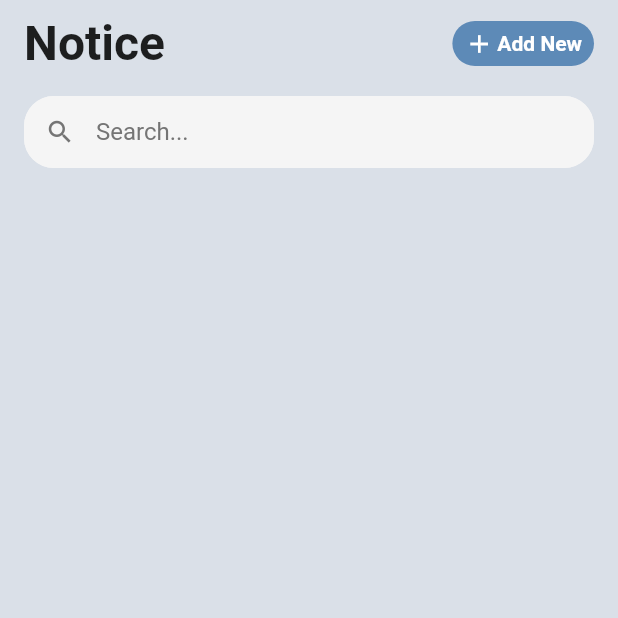
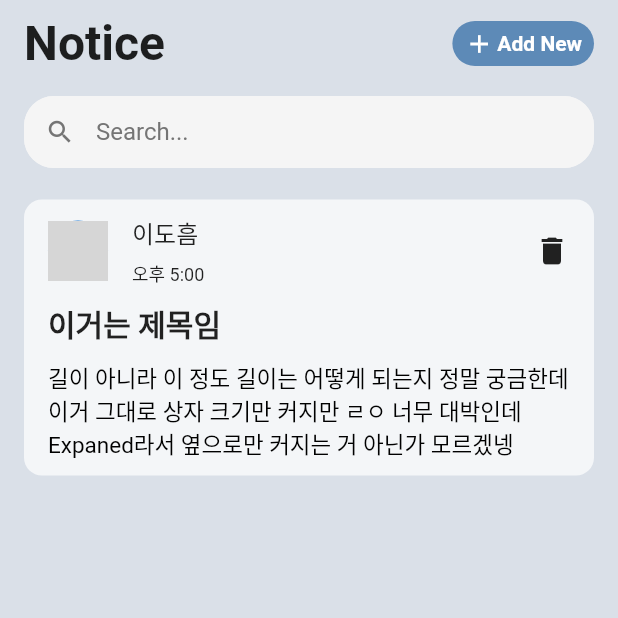
Before and after one commit to j0714/project_with_flutter, a Flutter app: the NoticePage screen opened directly, on a phone screen of 412 x 824 dp, the top half of it. Run offline on Flutter 3.47's test engine with Material 2 defaults, Android fonts, the phone set to English and light mode, and no system bars; our stand-ins replace firebase_core; accounts and stored records are empty; network calls fail; grey boxes are pictures that could not be loaded.

Commit message:
notice model

```diff
--- a/lib/model/addNotice.dart
+++ b/lib/model/addNotice.dart
@@ -1,4 +1,5 @@
 import 'package:flutter/material.dart';
+import 'package:ui_1/color/shareColor.dart';
 
 class AddNotice extends StatefulWidget {
   const AddNotice({Key? key}) : super(key: key);
@@ -18,7 +19,7 @@ class _AddNoticeState extends State<AddNotice> {
         appBar: AppBar(
           elevation: 0,
           automaticallyImplyLeading: false,
-          backgroundColor: Colors.amber,
+          backgroundColor: ColorSet.appBarColor,
           flexibleSpace: SafeArea(
             child: Container(
               padding: EdgeInsets.only(right: 16),
@@ -30,7 +31,7 @@ class _AddNoticeState extends State<AddNotice> {
                     },
                     icon: Icon(
                       Icons.arrow_back,
-                      color: Colors.black,
+                      color: Colors.white,
                     ),
                   ),
                   Expanded(
@@ -43,6 +44,7 @@ class _AddNoticeState extends State<AddNotice> {
                           style: TextStyle(
                             fontSize: 20,
                             fontWeight: FontWeight.bold,
+                            color: Colors.white,
                           ),
                         ),
                       ],
@@ -53,14 +55,18 @@ class _AddNoticeState extends State<AddNotice> {
             ),
           ),
         ),
-        body: Padding(
+        body: Scaffold(
+          backgroundColor: ColorSet.pageBackgroundColor,
+        body : Padding(
           padding: EdgeInsets.symmetric(vertical: 8, horizontal: 16),
           child: SingleChildScrollView(
             child: Column(
               children: [
+                SizedBox(height: 20,),
                 TextField(
                   decoration: InputDecoration(
-                    hintText: 'notice title',
+                    hintText: 'Notice title',
+                    hintStyle: TextStyle(fontWeight: FontWeight.bold),
                     enabledBorder: OutlineInputBorder(
                       borderRadius: BorderRadius.all(Radius.circular(8)),
                       borderSide: BorderSide(color: Colors.blue),
@@ -70,9 +76,10 @@ class _AddNoticeState extends State<AddNotice> {
                     fillColor: Colors.white,
                   ),
                 ),
+                SizedBox(height: 20,),
                 TextField(
                   decoration: InputDecoration(
-                    hintText: 'write notice',
+                    hintText: 'Write notice',
                     enabledBorder: OutlineInputBorder(
                       borderRadius: BorderRadius.all(Radius.circular(8)),
                       borderSide: BorderSide(color: Colors.blue),
@@ -83,6 +90,7 @@ class _AddNoticeState extends State<AddNotice> {
                   ),
                   maxLines: 20,
                 ),
+                SizedBox(height : 20),
                 Row(
                   // crossAxisAlignment: CrossAxisAlignment.end,
                   mainAxisAlignment: MainAxisAlignment.end,
@@ -96,12 +104,12 @@ class _AddNoticeState extends State<AddNotice> {
                         decoration: BoxDecoration(
                             borderRadius: BorderRadius.circular(30),
                             // color: ColorSet.appBarColor,
-                            color: Colors.amber),
+                            color: ColorSet.appBarColor),
                         child: Row(
                           children: <Widget>[
                             Icon(
                               Icons.add,
-                              color: Colors.black,
+                              color: Colors.white,
                               size: 20,
                             ),
                             SizedBox(
@@ -110,7 +118,7 @@ class _AddNoticeState extends State<AddNotice> {
                             Text(
                               'Add New',
                               style: TextStyle(
-                                color: Colors.black,
+                                color: Colors.white,
                                 fontSize: 14,
                                 fontWeight: FontWeight.bold,
                               ),
@@ -131,7 +139,7 @@ class _AddNoticeState extends State<AddNotice> {
               ],
             ),
           ),
-        ),
+        ),),
       ),
     );
   }
--- /dev/null
+++ b/lib/model/noticeModel.dart
@@ -0,0 +1,13 @@
+class NoticeModels{
+  String name;
+  String noticeTitle;
+  String noticeText;
+  String imageURL;
+  String time; // 실제 글 작성 시간
+  NoticeModels(
+      {required this.name,
+      required this.noticeTitle,
+      required this.noticeText,
+      required this.imageURL,
+      required this.time});
+}
--- a/lib/screen/noticePage.dart
+++ b/lib/screen/noticePage.dart
@@ -2,6 +2,8 @@ import 'package:ui_1/color/shareColor.dart';
 import 'package:ui_1/model/addNotice.dart';
 import 'package:ui_1/model/notice.dart';
 import 'package:flutter/material.dart';
+import 'package:ui_1/model/noticeModel.dart';
+import 'package:ui_1/widget/noticeList.dart';
 
 class NoticePage extends StatefulWidget {
   @override
@@ -10,7 +12,7 @@ class NoticePage extends StatefulWidget {
 
 class _NoticePageState extends State<NoticePage> {
   TextEditingController _textEditingController = TextEditingController();
-  List<Notice> _notices = [];
+  // List<Notice> _notices = [];
 
   void showAlert(BuildContext context) {
     showDialog(
@@ -22,6 +24,15 @@ class _NoticePageState extends State<NoticePage> {
       },
     );
   }
+
+  List<NoticeModels> noticeModels =[
+     NoticeModels(
+        name: "이도흠",
+        noticeTitle: '이거는 제목임',
+        noticeText: '길이 아니라 이 정도 길이는 어떻게 되는지 정말 궁금한데 이거 그대로 상자 크기만 커지만 ㄹㅇ 너무 대박인데 Expaned라서 옆으로만 커지는 거 아닌가 모르겠넹',
+        imageURL: 'images/home.png',
+        time: '오후 5:00'),
+  ];
 
   @override
   Widget build(BuildContext context) {
@@ -111,21 +122,23 @@ class _NoticePageState extends State<NoticePage> {
                   ),
                 ),
               ),
-              // ListView.builder(
-              //   itemCount: chatUsers.length,
-              //   shrinkWrap: true,
-              //   padding: EdgeInsets.only(top : 16),
-              //   physics: NeverScrollableScrollPhysics(),
-              //   itemBuilder: (context, index) {
-              //     return ConversationList(
-              //       name: chatUsers[index].name,
-              //       messageText: chatUsers[index].messageText,
-              //       imageURL: chatUsers[index].imageURL,
-              //       time: chatUsers[index].time,
-              //       isMessageRoad: (index == 0 || index == 3)?true:false,
-              //       );
-              //   },
-              //   ),
+
+              ListView.builder(
+                itemCount: noticeModels.length,
+                shrinkWrap: true,
+                padding: EdgeInsets.only(top : 16),
+                physics: NeverScrollableScrollPhysics(),
+                itemBuilder: (context, index) {
+                  return NoticeList(
+                    name: noticeModels[index].name,
+                    noticeTitle: noticeModels[index].noticeTitle,
+                    noticeText: noticeModels[index].noticeText,
+                    imageURL: noticeModels[index].imageURL,
+                    time: noticeModels[index].time,
+                    isNoticeRoad: (index == 0 || index == 3)?true:false,
+                    );
+                },
+                ),
 
               // ListView.builder(
               //       reverse: true,
--- /dev/null
+++ b/lib/widget/noticeList.dart
@@ -0,0 +1,151 @@
+import 'package:ui_1/screen/chatDetailPage.dart';
+import 'package:flutter/material.dart';
+
+class NoticeList extends StatefulWidget {
+  String name;
+  String noticeTitle;
+  String noticeText;
+  String imageURL;
+  String time;
+  bool isNoticeRoad;
+  NoticeList(
+      {required this.name,
+      required this.noticeTitle,
+      required this.noticeText,
+      required this.imageURL,
+      required this.time,
+      required this.isNoticeRoad});
+  @override
+  State<NoticeList> createState() => _NoticeListState();
+}
+
+class _NoticeListState extends State<NoticeList> {
+  @override
+  Widget build(BuildContext context) {
+    return GestureDetector(
+        // onTap: () {
+        //   Navigator.push(
+        //     context,
+        //     MaterialPageRoute(
+        //       builder: (context) {
+        //         return ChatDetailPage();
+        //       },
+        //     ),
+        //   );
+        // },
+        child: Container(
+      // color: Colors.amber,
+      margin: EdgeInsets.symmetric(horizontal: 16,vertical: 5),
+      decoration: BoxDecoration(
+        color: Colors.white70,
+        borderRadius: BorderRadius.all(Radius.circular(12)),
+      ),
+      padding: EdgeInsets.only(left: 16, right: 16, top: 10, bottom: 10),
+      child: Column(
+        children: <Widget>[
+          Container(
+            // color: Colors.amber,
+            child: Row(
+              children: <Widget>[
+                Expanded(
+                  child: Row(
+                    children: <Widget>[
+                      CircleAvatar(
+                        backgroundImage: NetworkImage(widget.imageURL),
+                        maxRadius: 20,
+                      ),
+                      SizedBox(
+                        width: 16,
+                      ),
+                      Expanded(
+                        child: Container(
+                          color: Colors.transparent,
+                          child: Column(
+                            crossAxisAlignment: CrossAxisAlignment.start,
+                            children: <Widget>[
+                              Text(
+                                widget.name,
+                                style: TextStyle(
+                                  fontSize: 16,
+                                ),
+                              ),
+                              SizedBox(
+                                height: 6,
+                              ),
+                              // Text(
+                              //   widget.noticeText,
+                              //   style: TextStyle(
+                              //     fontSize: 13,
+                              //     color: Colors.grey.shade600,
+                              //     fontWeight: widget.isNoticeRoad
+                              //         ? FontWeight.bold
+                              //         : FontWeight.normal,
+                              //   ),
+                              // ),
+                              Text(
+                                widget.time,
+                                style: TextStyle(
+                                    fontSize: 12,
+                                    // fontWeight: widget.isNoticeRoad
+                                    //     ? FontWeight.bold
+                                    //     : FontWeight.normal,
+                                        ),
+                              ),
+                            ],
+                          ),
+                        ),
+                      )
+                    ],
+                  ),
+                ),
+                // Text(
+                //   widget.time,
+                //   style: TextStyle(
+                //       fontSize: 12,
+                //       fontWeight: widget.isNoticeRoad
+                //           ? FontWeight.bold
+                //           : FontWeight.normal),
+                // ),
+                Icon(Icons.delete),
+              ],
+            ),
+          ),
+          SizedBox(height: 10,),
+          Container(
+            child: Row(
+              children: <Widget>[
+                // SizedBox(width: 10,),
+                Expanded(
+                  child: Text(
+                    widget.noticeTitle,
+                    style: TextStyle(
+                      fontSize: 20,
+                    fontWeight: FontWeight.bold,),),)
+              ],),
+          ),
+          SizedBox(height: 10,),
+          Container(
+            child: Row(
+              children: <Widget>[
+                Expanded(
+                  child: Text(
+                    widget.noticeText,
+                    style: TextStyle(
+                      fontSize: 15,
+                      color: Colors.black
+                      // color: Colors.grey.shade600,
+                      // fontWeight: widget.isNoticeRoad
+                      //     ? FontWeight.bold
+                      //     : FontWeight.normal,
+                      // fontWeight: FontWeight.bold
+                    ),
+                  ),
+                ),
+              ],
+            ),
+          ),
+        ],
+      ),
+    ),);
+  }
+}
```
